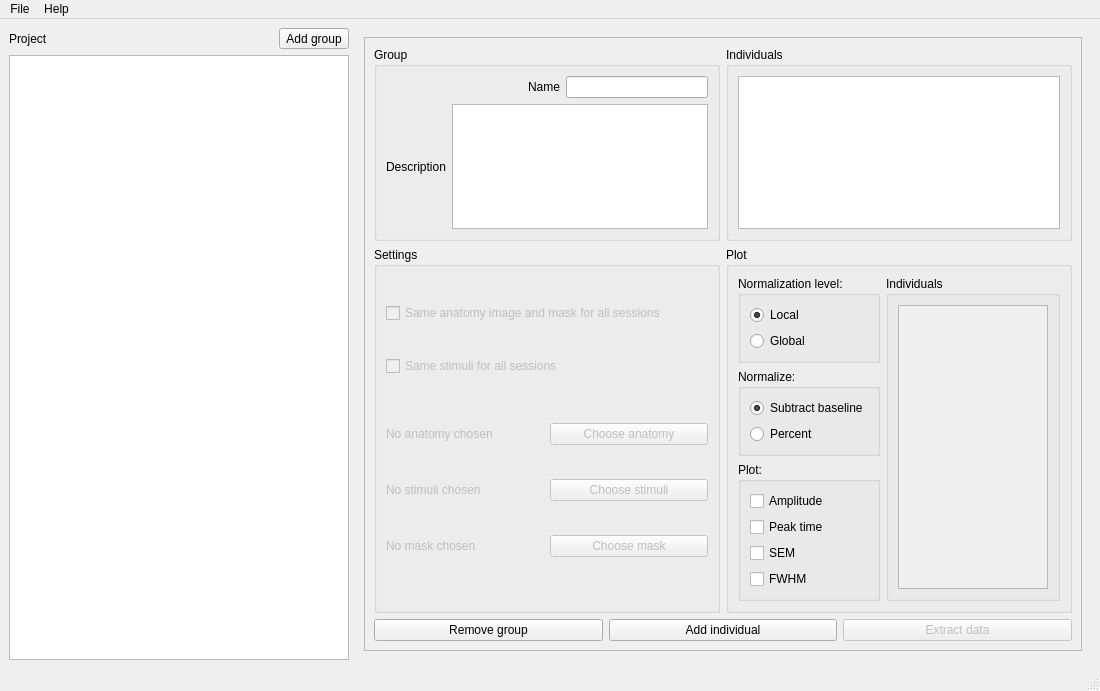
The window that src/ui/mainwindow.ui (pfechd/jabe) describes before a commit, drawn with Qt 5.
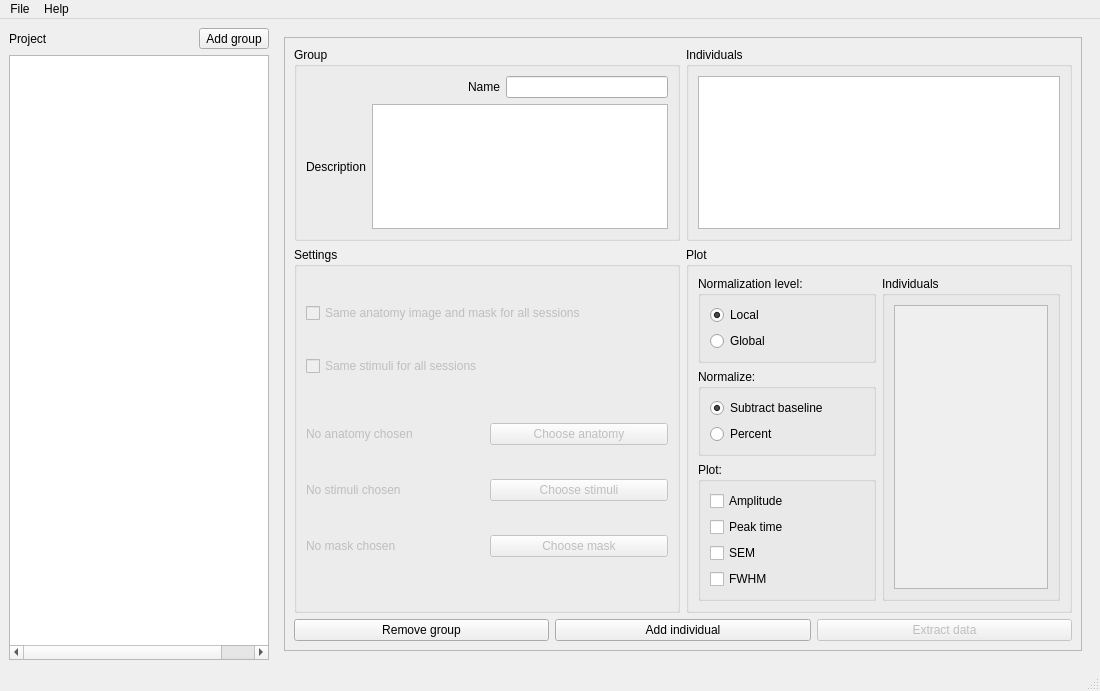
The same window after the commit. The open tabs and pages were chosen to show the change.

Commit message: Fix width of tree widget

Patch:
```diff
--- a/src/ui/mainwindow.ui
+++ b/src/ui/mainwindow.ui
@@ -17,6 +17,9 @@
    <layout class="QHBoxLayout" name="horizontalLayout_9">
     <item>
      <layout class="QVBoxLayout" name="verticalLayout">
+      <property name="sizeConstraint">
+       <enum>QLayout::SetMaximumSize</enum>
+      </property>
       <item>
        <layout class="QHBoxLayout" name="horizontalLayout_7">
         <item>
@@ -31,9 +34,12 @@
           <property name="orientation">
            <enum>Qt::Horizontal</enum>
           </property>
+          <property name="sizeType">
+           <enum>QSizePolicy::Maximum</enum>
+          </property>
           <property name="sizeHint" stdset="0">
            <size>
-            <width>40</width>
+            <width>150</width>
             <height>20</height>
            </size>
           </property>
@@ -50,6 +56,18 @@
       </item>
       <item>
        <widget class="QTreeWidget" name="tree_widget">
+        <property name="sizePolicy">
+         <sizepolicy hsizetype="Fixed" vsizetype="Expanding">
+          <horstretch>0</horstretch>
+          <verstretch>0</verstretch>
+         </sizepolicy>
+        </property>
+        <property name="maximumSize">
+         <size>
+          <width>260</width>
+          <height>16777215</height>
+         </size>
+        </property>
         <property name="horizontalScrollBarPolicy">
          <enum>Qt::ScrollBarAsNeeded</enum>
         </property>
@@ -523,7 +541,7 @@
                         <x>0</x>
                         <y>0</y>
                         <width>148</width>
-                        <height>290</height>
+                        <height>254</height>
                        </rect>
                       </property>
                       <layout class="QHBoxLayout" name="horizontalLayout_4">
```
Left out of the diff: 256 changed lines with no effect on the pictures.
